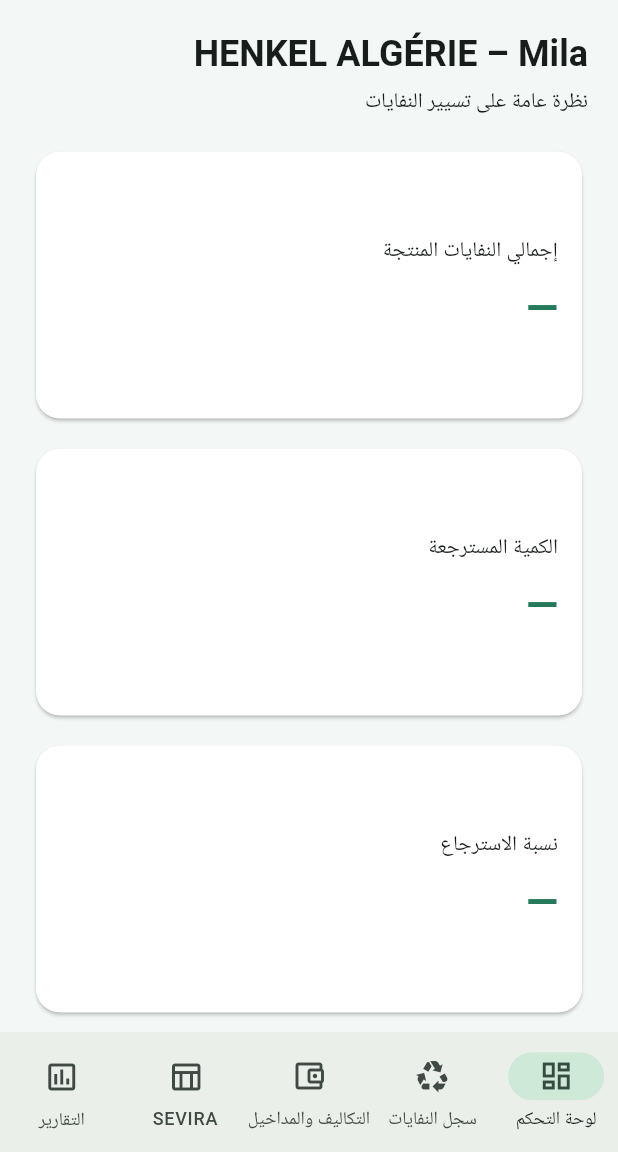
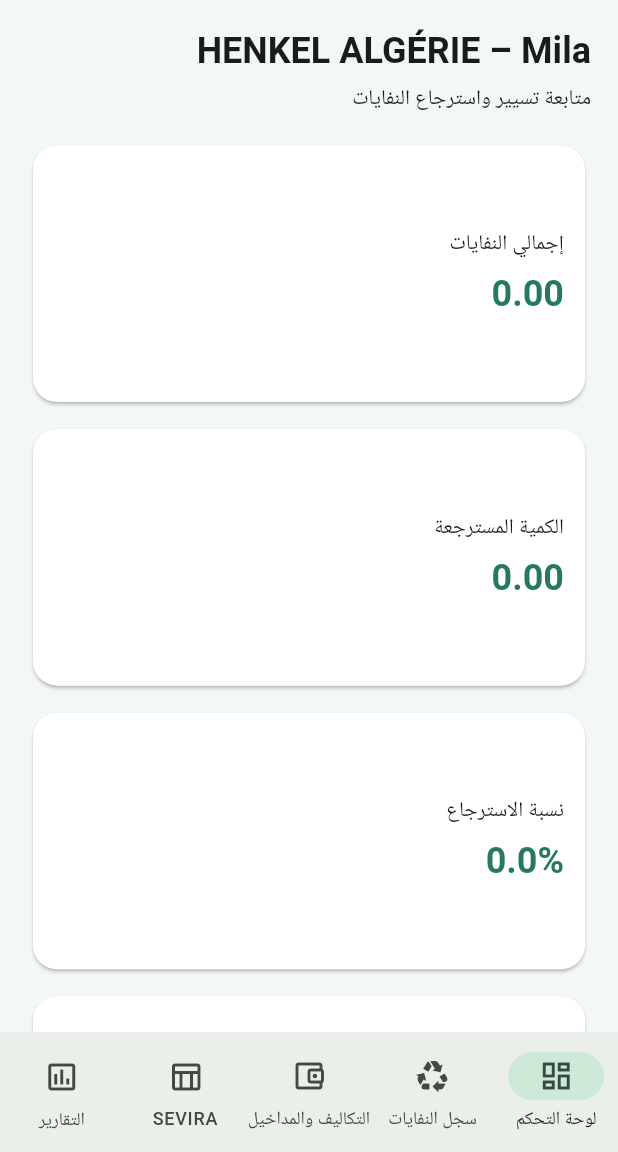
Before and after one commit to EcoWasteDZ2026/ZAKARY-GRD, a Flutter app: the MainShell screen opened directly with empty values, on a phone screen of 412 x 824 dp, the part 84-1236 px from its top. Run offline on Flutter 3.47's test engine with Material 3 defaults, Android fonts, the phone set to English and light mode, and no system bars; our stand-ins replace supabase_flutter; accounts and stored records are empty.

Commit message:
Connect dashboard indicators to waste records

```diff
--- a/lib/main.dart
+++ b/lib/main.dart
@@ -409,35 +409,35 @@ class _ReportsRecordsPageState extends State<ReportsRecordsPage>{
 }
 Widget _reportTile(String a,String b)=>Card(child:ListTile(title:Text(a),trailing:Text(b,style:const TextStyle(fontWeight:FontWeight.bold))));
 
-class DashboardPage extends StatelessWidget {
+class DashboardPage extends StatefulWidget {
   const DashboardPage({super.key, required this.french});
   final bool french;
-  @override
-  Widget build(BuildContext context) {
-    final items = french
-      ? [('Déchets générés', '—'), ('Quantité récupérée', '—'), ('Taux de récupération', '—'), ('Nombre d’opérations', '—')]
-      : [('إجمالي النفايات المنتجة', '—'), ('الكمية المسترجعة', '—'), ('نسبة الاسترجاع', '—'), ('عدد العمليات', '—')];
-    return ListView(padding: const EdgeInsets.all(20), children: [
-      Text(french ? 'HENKEL ALGÉRIE – Mila' : 'HENKEL ALGÉRIE – Mila', style: Theme.of(context).textTheme.headlineSmall?.copyWith(fontWeight: FontWeight.bold)),
-      const SizedBox(height: 6),
-      Text(french ? 'Vue d’ensemble de la gestion des déchets' : 'نظرة عامة على تسيير النفايات'),
-      const SizedBox(height: 18),
-      LayoutBuilder(builder: (context, c) {
-        final count = c.maxWidth > 850 ? 4 : c.maxWidth > 520 ? 2 : 1;
-        return GridView.count(shrinkWrap: true, physics: const NeverScrollableScrollPhysics(), crossAxisCount: count, crossAxisSpacing: 12, mainAxisSpacing: 12, childAspectRatio: 2.0,
-          children: [for (final item in items) Card(child: Padding(padding: const EdgeInsets.all(16), child: Column(crossAxisAlignment: CrossAxisAlignment.start, mainAxisAlignment: MainAxisAlignment.center, children: [
-            Text(item.$1, style: Theme.of(context).textTheme.titleSmall),
-            const SizedBox(height: 8),
-            Text(item.$2, style: Theme.of(context).textTheme.headlineMedium?.copyWith(color: const Color(0xFF247A5A), fontWeight: FontWeight.bold)),
-          ])))],
-        );
-      }),
-      const SizedBox(height: 12),
-      Card(child: Padding(padding: const EdgeInsets.all(18), child: Text(french
-        ? 'La connexion à la base partagée sera activée après vérification du schéma et des règles de sécurité Supabase.'
-        : 'سيتم تفعيل البيانات المشتركة بعد مراجعة جداول Supabase وسياسات الحماية.'))),
+  @override State<DashboardPage> createState()=>_DashboardPageState();
+}
+class _DashboardPageState extends State<DashboardPage> {
+  Future<List<Map<String,dynamic>>> load() async => List<Map<String,dynamic>>.from(await Supabase.instance.client.from('waste_records').select('quantity,recovered_quantity,cost_dzd,income_dzd'));
+  @override Widget build(BuildContext context)=>FutureBuilder<List<Map<String,dynamic>>>(future:load(),builder:(context,s){
+    if(s.hasError)return Center(child:Padding(padding:const EdgeInsets.all(20),child:Text(s.error.toString(),textAlign:TextAlign.center)));
+    if(!s.hasData)return const Center(child:CircularProgressIndicator());
+    final rows=s.data!;
+    double sum(String key)=>rows.fold(0.0,(a,r)=>a+(double.tryParse(r[key].toString())??0));
+    final q=sum('quantity'), rec=sum('recovered_quantity');
+    final cards=[
+      [widget.french?'Quantité totale':'إجمالي النفايات',q.toStringAsFixed(2)],
+      [widget.french?'Quantité récupérée':'الكمية المسترجعة',rec.toStringAsFixed(2)],
+      [widget.french?'Taux de récupération':'نسبة الاسترجاع',(q==0?0:rec/q*100).toStringAsFixed(1)+'%'],
+      [widget.french?'Opérations':'عدد العمليات',rows.length.toString()],
+      [widget.french?'Coûts totaux':'إجمالي التكاليف',sum('cost_dzd').toStringAsFixed(2)+' DZD'],
+      [widget.french?'Revenus totaux':'إجمالي المداخيل',sum('income_dzd').toStringAsFixed(2)+' DZD']
+    ];
+    return ListView(padding:const EdgeInsets.all(18),children:[
+      Text('HENKEL ALGÉRIE – Mila',style:Theme.of(context).textTheme.headlineSmall?.copyWith(fontWeight:FontWeight.bold)),
+      const SizedBox(height:6),Text(widget.french?'Suivi de la gestion et valorisation des déchets':'متابعة تسيير واسترجاع النفايات'),
+      const SizedBox(height:16),
+      LayoutBuilder(builder:(context,c){final n=c.maxWidth>850?3:c.maxWidth>520?2:1;return GridView.count(shrinkWrap:true,physics:const NeverScrollableScrollPhysics(),crossAxisCount:n,crossAxisSpacing:10,mainAxisSpacing:10,childAspectRatio:2.1,children:[for(final x in cards)Card(child:Padding(padding:const EdgeInsets.all(14),child:Column(crossAxisAlignment:CrossAxisAlignment.start,mainAxisAlignment:MainAxisAlignment.center,children:[Text(x[0]),const SizedBox(height:6),Text(x[1],style:Theme.of(context).textTheme.headlineSmall?.copyWith(fontWeight:FontWeight.bold,color:const Color(0xff247a5a)))])))]);}),
+      Card(child:Padding(padding:const EdgeInsets.all(16),child:Text(widget.french?'Indicateurs calculés à partir des opérations enregistrées.':'المؤشرات محسوبة تلقائياً من العمليات المسجلة.')))
     ]);
-  }
+  });
 }
 
 class InfoPage extends StatelessWidget {
```
